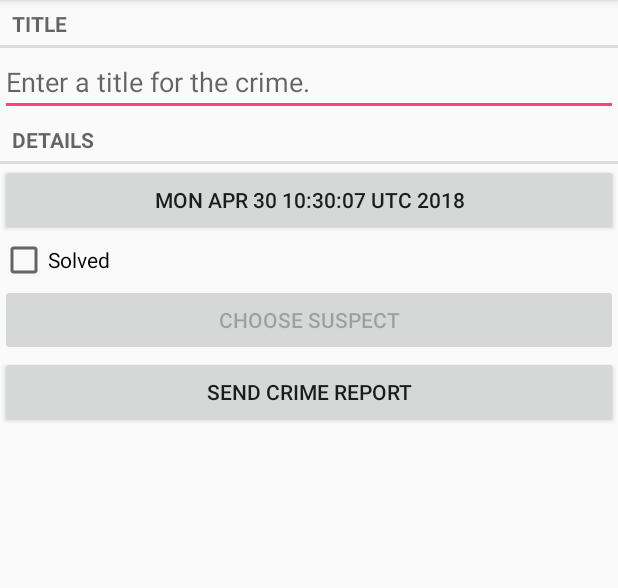
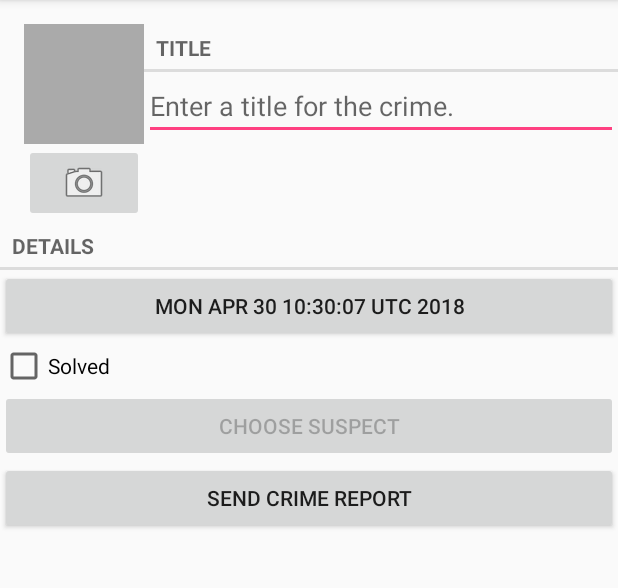
Before and after one commit to nuuwa/CriminalIntent, an Android app: the CrimeFragment screen opened directly, with no data from a screen before it, on a phone screen of 412 x 824 dp, the part 84-672 px from its top. Run offline under Robolectric (Android 15) with nearby library versions, the phone set to English and light mode, and no system bars.

Commit message:
Add feature: Take Photo

```diff
--- a/app/src/main/java/com/nuuwa/android/criminalintent/Crime.java
+++ b/app/src/main/java/com/nuuwa/android/criminalintent/Crime.java
@@ -56,4 +56,7 @@ public class Crime {
         mSuspect = suspect;
     }
 
+    public String getPhotoFilename() {
+        return "IMG_" + getId().toString() + ".jpg";
+    }
 }
--- a/app/src/main/java/com/nuuwa/android/criminalintent/CrimeFragment.java
+++ b/app/src/main/java/com/nuuwa/android/criminalintent/CrimeFragment.java
@@ -3,12 +3,16 @@ package com.nuuwa.android.criminalintent;
 import android.app.Activity;
 import android.content.Intent;
 import android.content.pm.PackageManager;
+import android.content.pm.ResolveInfo;
 import android.database.Cursor;
+import android.graphics.Bitmap;
 import android.net.Uri;
 import android.os.Bundle;
 import android.provider.ContactsContract;
+import android.provider.MediaStore;
 import android.support.v4.app.Fragment;
 import android.support.v4.app.FragmentManager;
+import android.support.v4.content.FileProvider;
 import android.text.Editable;
 import android.text.TextWatcher;
 import android.text.format.DateFormat;
@@ -19,8 +23,12 @@ import android.widget.Button;
 import android.widget.CheckBox;
 import android.widget.CompoundButton;
 import android.widget.EditText;
+import android.widget.ImageButton;
+import android.widget.ImageView;
 
+import java.io.File;
 import java.util.Date;
+import java.util.List;
 import java.util.UUID;
 
 public class CrimeFragment extends Fragment {
@@ -30,13 +38,17 @@ public class CrimeFragment extends Fragment {
 
     private static final int REQUEST_DATE = 0;
     private static final int REQUEST_CONTACT = 1;
+    private static final int REQUEST_PHOTO = 2;
 
     private Crime mCrime;
+    private File mPhotoFile;
     private EditText mTitleField;
     private Button mDateButton;
     private CheckBox mSolvedCheckBox;
     private Button mSuspectButton;
     private Button mReportButton;
+    private ImageButton mPhotoButton;
+    private ImageView mPhotoView;
 
     public static CrimeFragment newInstance(UUID crimeId) {
         Bundle args = new Bundle();
@@ -51,6 +63,7 @@ public class CrimeFragment extends Fragment {
         super.onCreate(savedInstanceState);
         UUID crimeId = (UUID) getArguments().getSerializable(ARG_CRIME_ID);
         mCrime = CrimeLab.get(getActivity()).getCrime(crimeId);
+        mPhotoFile = CrimeLab.get(getActivity()).getPhotoFile(mCrime);
     }
 
     @Override
@@ -140,6 +153,30 @@ public class CrimeFragment extends Fragment {
             mSuspectButton.setEnabled(false);
         }
 
+        mPhotoButton = (ImageButton) v.findViewById(R.id.crime_camera);
+        final Intent captureImage = new Intent(MediaStore.ACTION_IMAGE_CAPTURE);
+        boolean canTakePhoto = mPhotoFile != null &&
+                captureImage.resolveActivity(packageManager) != null;
+        mPhotoButton.setEnabled(canTakePhoto);
+        mPhotoButton.setOnClickListener(new View.OnClickListener() {
+            @Override
+            public void onClick(View v) {
+                Uri uri = FileProvider.getUriForFile(getActivity(),
+                        "com.nuuwa.android.criminalintent.fileprovider", mPhotoFile);
+                captureImage.putExtra(MediaStore.EXTRA_OUTPUT, uri);
+                List<ResolveInfo> cameraActivities = getActivity()
+                        .getPackageManager().queryIntentActivities(captureImage,
+                                PackageManager.MATCH_DEFAULT_ONLY);
+                for (ResolveInfo activity : cameraActivities) {
+                    getActivity().grantUriPermission(activity.activityInfo.packageName,
+                            uri, Intent.FLAG_GRANT_WRITE_URI_PERMISSION);
+                }
+                startActivityForResult(captureImage, REQUEST_PHOTO);
+            }
+        });
+        mPhotoView = (ImageView) v.findViewById(R.id.crime_photo);
+        updatePhotoView();
+
         return v;
     }
 
@@ -178,6 +215,14 @@ public class CrimeFragment extends Fragment {
             } finally {
                 c.close();
             }
+
+        } else if (requestCode == REQUEST_PHOTO) {
+            Uri uri = FileProvider.getUriForFile(getActivity(),
+                    "com.nuuwa.android.criminalintent.fileprovider",
+                    mPhotoFile);
+            getActivity().revokeUriPermission(uri,
+                    Intent.FLAG_GRANT_WRITE_URI_PERMISSION);
+            updatePhotoView();
         }
     }
 
@@ -204,4 +249,14 @@ public class CrimeFragment extends Fragment {
                 mCrime.getTitle(), dateString, solvedString, suspect);
         return report;
     }
+
+    private void updatePhotoView() {
+        if (mPhotoFile == null || !mPhotoFile.exists()) {
+            mPhotoView.setImageDrawable(null);
+        } else {
+            Bitmap bitmap = PictureUtils.getScaledBitmap(
+                    mPhotoFile.getPath(), getActivity());
+            mPhotoView.setImageBitmap(bitmap);
+        }
+    }
 }
--- a/app/src/main/java/com/nuuwa/android/criminalintent/CrimeLab.java
+++ b/app/src/main/java/com/nuuwa/android/criminalintent/CrimeLab.java
@@ -8,6 +8,7 @@ import android.database.sqlite.SQLiteDatabase;
 import com.nuuwa.android.criminalintent.database.CrimeCursorWrapper;
 import com.nuuwa.android.criminalintent.database.CrimeDbSchema.CrimeTable;
 
+import java.io.File;
 import java.util.ArrayList;
 import java.util.List;
 import java.util.UUID;
@@ -69,6 +70,11 @@ public class CrimeLab {
         }
     }
 
+    public File getPhotoFile(Crime crime) {
+        File filesDir = mContext.getFilesDir();
+        return new File(filesDir, crime.getPhotoFilename());
+    }
+
     public void updateCrime(Crime crime) {
         String uuidString = crime.getId().toString();
         ContentValues values = getContentValues(crime);
--- a/app/src/main/java/com/nuuwa/android/criminalintent/CrimePagerActivity.java
+++ b/app/src/main/java/com/nuuwa/android/criminalintent/CrimePagerActivity.java
@@ -14,7 +14,7 @@ import java.util.UUID;
 
 public class CrimePagerActivity extends AppCompatActivity {
     private static final String EXTRA_CRIME_ID =
-            "com.bignerdranch.android.criminalintent.crime_id";
+            "com.nuuwa.android.criminalintent.crime_id";
 
     private ViewPager mViewPager;
     private List<Crime> mCrimes;
--- a/app/src/main/java/com/nuuwa/android/criminalintent/DatePickerFragment.java
+++ b/app/src/main/java/com/nuuwa/android/criminalintent/DatePickerFragment.java
@@ -18,7 +18,7 @@ import java.util.GregorianCalendar;
 public class DatePickerFragment extends DialogFragment {
 
     public static final String EXTRA_DATE =
-            "com.bignerdranch.android.criminalintent.date";
+            "com.nuuwa.android.criminalintent.date";
 
     private static final String ARG_DATE = "date";
     private DatePicker mDatePicker;
--- a/app/src/main/res/layout/fragment_crime.xml
+++ b/app/src/main/res/layout/fragment_crime.xml
@@ -3,6 +3,39 @@
     android:layout_width="match_parent"
     android:layout_height="match_parent"
     android:layout_margin="16dp"
+    android:orientation="vertical">
+
+    <LinearLayout
+        android:layout_width="match_parent"
+        android:layout_height="wrap_content"
+        android:layout_marginLeft="16dp"
+        android:layout_marginTop="16dp"
+        android:orientation="horizontal">
+
+        <LinearLayout
+            android:layout_width="wrap_content"
+            android:layout_height="wrap_content"
+            android:orientation="vertical">
+
+            <ImageView
+                android:id="@+id/crime_photo"
+                android:layout_width="80dp"
+                android:layout_height="80dp"
+                android:background="@android:color/darker_gray"
+                android:cropToPadding="true"
+                android:scaleType="centerInside" />
+
+            <ImageButton
+                android:id="@+id/crime_camera"
+                android:layout_width="match_parent"
+                android:layout_height="wrap_content"
+                android:src="@android:drawable/ic_menu_camera" />
+        </LinearLayout>
+
+        <LinearLayout
+            android:layout_width="0dp"
+            android:layout_height="wrap_content"
+            android:layout_weight="1"
             android:orientation="vertical">
 
             <TextView
@@ -16,6 +49,9 @@
                 android:layout_width="match_parent"
                 android:layout_height="wrap_content"
                 android:hint="@string/crime_title_hint" />
+        </LinearLayout>
+    </LinearLayout>
+
 
     <TextView
         style="?android:listSeparatorTextViewStyle"
--- /dev/null
+++ b/app/src/main/res/xml/files.xml
@@ -0,0 +1,6 @@
+<?xml version="1.0" encoding="utf-8"?>
+<paths>
+    <files-path
+        name="crime_photos"
+        path="." />
+</paths>
```
Also changed, not shown: app/src/main/AndroidManifest.xml (+16 -0 lines), app/src/main/java/com/nuuwa/android/criminalintent/PictureUtils.java (added, +37 -0 lines). Lines whose indentation alone changed are shown as unchanged.
